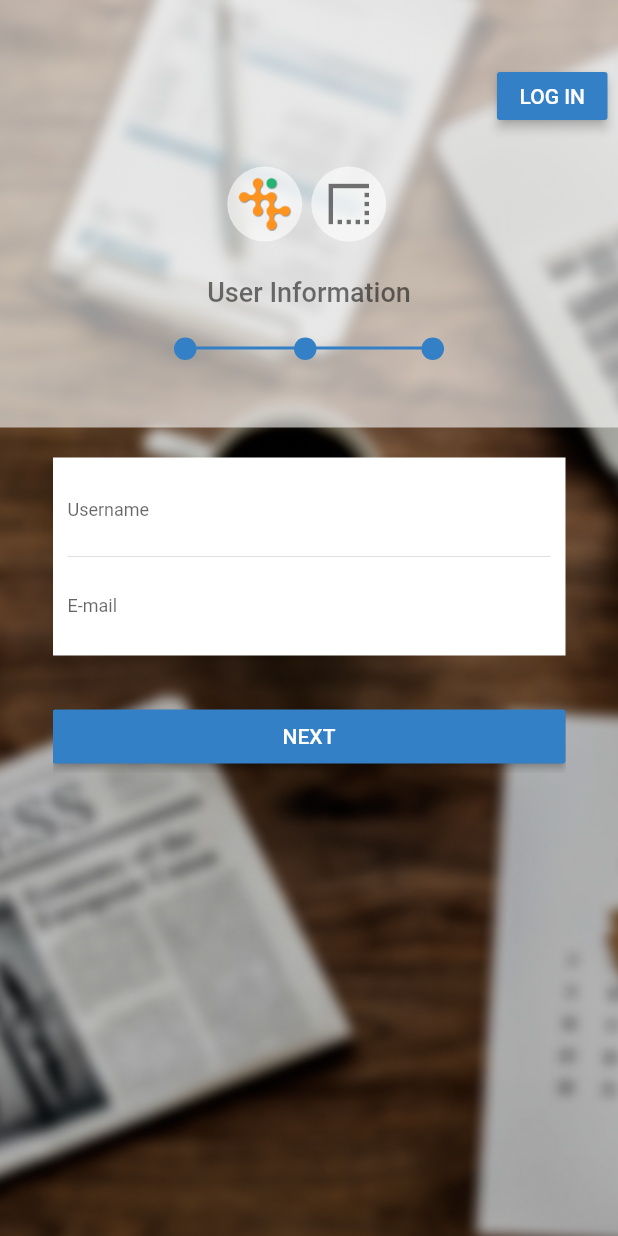
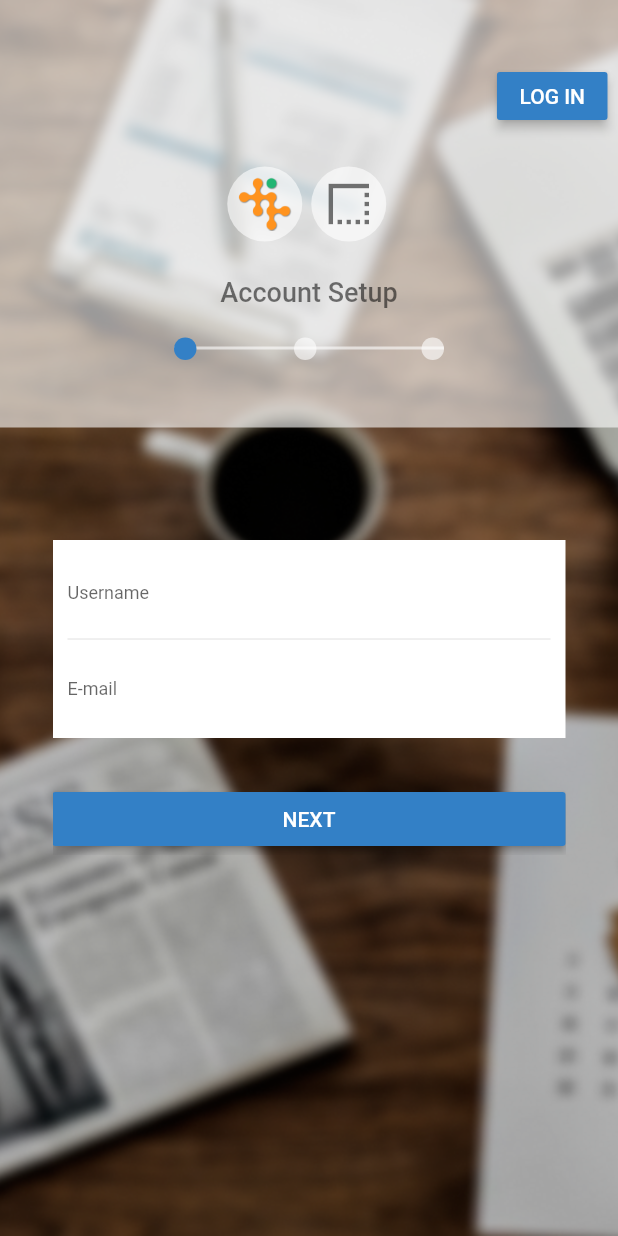
Before and after one commit to Oluwatemilorun/ja-acct, a Flutter app: the Signup screen opened by its route, on a phone screen of 412 x 824 dp. Run offline on Flutter 3.47's test engine with Material 2 defaults, Android fonts, the light colour scheme and no system bars.

Commit message:
tweaks to UI as signup step progressed

```diff
--- a/lib/pages/signup.dart
+++ b/lib/pages/signup.dart
@@ -5,13 +5,24 @@ import 'package:jaacct/widgets/_signup/password_setup.dart';
 import 'package:jaacct/widgets/_signup/user_information_setup.dart';
 
 class Signup extends StatefulWidget {
+
+    final userWentLive;
+
+    Signup({
+        this.userWentLive
+    });
+
     @override
     _Signup createState() => _Signup();
 }
 
 class _Signup extends State<Signup> {
 
-    Color _defaultColor = Color.fromRGBO(51, 128, 198, 1);
+    Color  _defaultColor = Color.fromRGBO(51, 128, 198, 1);
+    Color _otherColor = Color.fromRGBO(255, 255, 255, 0.6);
+
+    // ColorTween _animateColor = ColorTween(begin: Color.fromRGBO(255, 255, 255, 0.6), end: Color.fromRGBO(255, 255, 255, 0.6));
+
     BuildContext _stepContext;
     int _currentStep = 1;
 
@@ -91,7 +102,14 @@ class _Signup extends State<Signup> {
                                                                     shape: BoxShape.circle,
                                                                     color: Color.fromRGBO(255, 255, 255, 0.6),
                                                                 ),
-                                                                child: Icon(IconData(0xe7fd, fontFamily: 'MaterialIcons'), color: Colors.black54, size: 36,)
+                                                                child:
+                                                                     _currentStep == 1 ?
+                                                                        Icon(IconData(0xe7fd, fontFamily: 'MaterialIcons'), color: Colors.black54, size: 36) :
+                                                                    _currentStep == 2 ?
+                                                                        Icon(IconData(0xe897, fontFamily: 'MaterialIcons'), color: Colors.black54, size: 36) :
+                                                                    _currentStep == 3 ?
+                                                                        Icon(IconData(0xe87c, fontFamily: 'MaterialIcons'), color: Colors.black54, size: 36) :
+                                                                        Icon(IconData(0xe000, fontFamily: 'MaterialIcons'), color: Colors.black54, size: 36)
                                                             )
                                                         ])
                                                     )
@@ -100,7 +118,14 @@ class _Signup extends State<Signup> {
                                             Row(children: <Widget>[
                                                 Expanded(child: Container(
                                                     alignment: Alignment.center,
-                                                    child: Text('User Information', style: TextStyle(color: Colors.black54, fontWeight: FontWeight.w500, fontSize: 18), textAlign: TextAlign.center),
+                                                    child:
+                                                        _currentStep == 1 ?
+                                                            Text('Account Setup', style: TextStyle(color: Colors.black54, fontWeight: FontWeight.w500, fontSize: 18), textAlign: TextAlign.center) :
+                                                        _currentStep == 2 ?
+                                                            Text('Setup Password', style: TextStyle(color: Colors.black54, fontWeight: FontWeight.w500, fontSize: 18), textAlign: TextAlign.center) :
+                                                        _currentStep == 3 ?
+                                                            Text('User Information', style: TextStyle(color: Colors.black54, fontWeight: FontWeight.w500, fontSize: 18), textAlign: TextAlign.center) :
+                                                            Text('Unknown', style: TextStyle(color: Colors.black54, fontWeight: FontWeight.w500, fontSize: 18), textAlign: TextAlign.center)
                                                 ))
                                             ]),
                                             Row(children: <Widget>[
@@ -114,12 +139,12 @@ class _Signup extends State<Signup> {
                                                                 Positioned(
                                                                     left: 0,
                                                                     top: 6,
-                                                                    child: Container(width: 90, height: 2, decoration: BoxDecoration(color: _defaultColor)),
+                                                                    child: Container(width: 90, height: 2, decoration: BoxDecoration(color: _currentStep >= 2 ? _defaultColor : _otherColor)),
                                                                 ),
                                                                 Positioned(
                                                                     right: 0,
                                                                     top: 6,
-                                                                    child: Container(width: 90, height: 2, decoration: BoxDecoration(color: _defaultColor)),
+                                                                    child: Container(width: 90, height: 2, decoration: BoxDecoration(color: _currentStep == 3 ? _defaultColor : _otherColor)),
                                                                 ),
                                                                 Positioned(
                                                                     left: 0,
@@ -128,11 +153,11 @@ class _Signup extends State<Signup> {
                                                                 Positioned(
                                                                     left: 80,
                                                                     // right: 0,
-                                                                    child: Container(width: 15, height: 15, decoration: BoxDecoration(color: _defaultColor, shape: BoxShape.circle)),
+                                                                    child: Container(width: 15, height: 15, decoration: BoxDecoration(color: _currentStep >= 2 ? _defaultColor : _otherColor, shape: BoxShape.circle)),
                                                                 ),
                                                                 Positioned(
                                                                     right: 0,
-                                                                    child: Container(width: 15, height: 15, decoration: BoxDecoration(color: _defaultColor, shape: BoxShape.circle)),
+                                                                    child: Container(width: 15, height: 15, decoration: BoxDecoration(color: _currentStep == 3 ? _defaultColor : _otherColor, shape: BoxShape.circle)),
                                                                 ),
                                                             ],
                                                         ),
@@ -148,6 +173,7 @@ class _Signup extends State<Signup> {
                             children: <Widget>[
                                 Expanded(child: Container(
                                     padding: const EdgeInsets.symmetric(vertical: 0, horizontal: 35),
+                                    margin: const EdgeInsets.only(top: 55),
                                     height: 230,
                                     child: Navigator(
                                         initialRoute: 'signup/account',
@@ -167,7 +193,7 @@ class _Signup extends State<Signup> {
                                                         case 'signup/password':
                                                             return PasswordSetup(
                                                                 onStepComplete: () {
-                                                                     _showPrevBtn('signup/password', context);
+                                                                     _showPrevBtn('signup/user', context);
                                                                 }
                                                             );
                                                             break;
@@ -175,7 +201,6 @@ class _Signup extends State<Signup> {
                                                             return InformationSetup(
                                                                 onSignupComplete: () {
                                                                     _showPrevBtn('signup/user', context);
-                                                                    Navigator.of(context).pop();
                                                                 }
                                                             );
                                                             break;
@@ -211,11 +236,9 @@ class _Signup extends State<Signup> {
     void _prevStep () {
         Navigator.of(_stepContext).pop();
 
-        if (_currentStep == 2) {
-            setState(() {
-                _currentStep = 1;
-            });
-        }
+        setState(() {
+            _currentStep -= 1;
+        });
     }
 
     void _showPrevBtn (String path, BuildContext context) {
```
